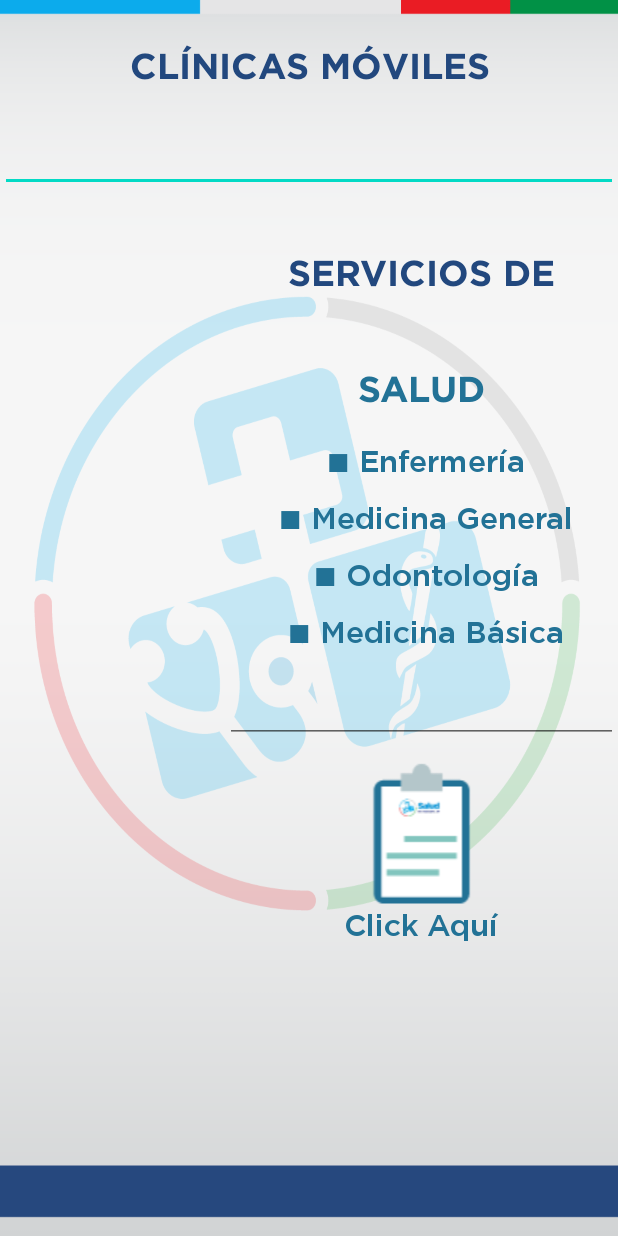
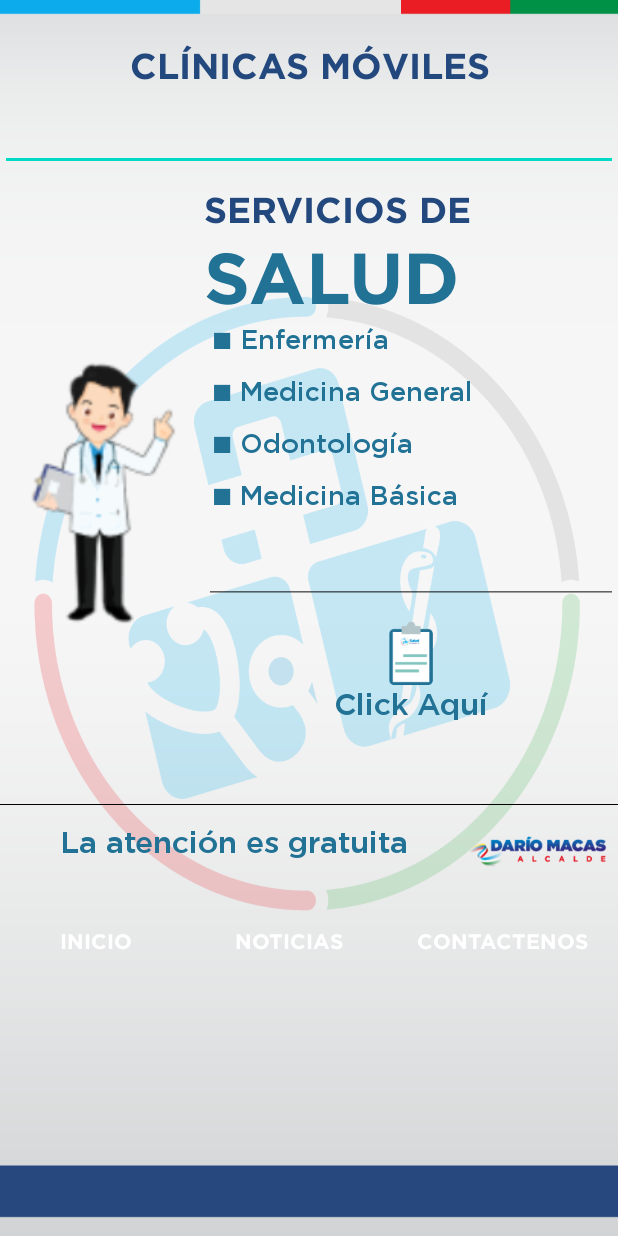
Before and after one commit to henvisi-1994/AppSaludMachala, an Android app: the ClinicasMoviles screen opened directly, with no data from a screen before it, on a phone screen of 412 x 824 dp. Run offline under Robolectric (Android 15) with nearby library versions, the phone set to English and light mode, and no system bars.

Commit message:
Arreglo de diseño clinicas móviles

```diff
--- a/app/src/main/res/layout/activity_clinicas_moviles.xml
+++ b/app/src/main/res/layout/activity_clinicas_moviles.xml
@@ -13,7 +13,7 @@
         android:layout_width="match_parent"
         android:layout_height="wrap_content"
         android:layout_marginTop="30sp"
-        android:layout_marginBottom="20sp"
+        android:layout_marginBottom="8sp"
         android:fontFamily="@font/gothambold"
         android:text="CLÍNICAS MÓVILES"
         android:textAlignment="center"
@@ -24,7 +24,7 @@
         android:id="@+id/editTextTextMultiLine4"
         android:layout_width="match_parent"
         android:layout_height="wrap_content"
-        android:layout_marginTop="10sp"
+        android:layout_marginTop="8sp"
         android:layout_marginBottom="10sp"
 
         android:editable="false"
@@ -42,31 +42,30 @@
 
     <LinearLayout
         android:layout_width="match_parent"
-        android:layout_height="match_parent"
+        android:layout_height="412dp"
         android:orientation="horizontal">
 
         <ImageView
             android:id="@+id/imageView16"
-            android:layout_width="93dp"
-            android:layout_height="257dp"
+            android:layout_width="141dp"
+            android:layout_height="412dp"
             android:layout_weight="1"
             app:srcCompat="@drawable/doctor" />
 
         <LinearLayout
-            android:layout_width="match_parent"
-            android:layout_height="match_parent"
-            android:layout_marginLeft="150sp"
+            android:layout_width="276dp"
+            android:layout_height="408dp"
             android:orientation="vertical">
 
             <TextView
                 android:id="@+id/textView20"
                 android:layout_width="match_parent"
                 android:layout_height="wrap_content"
-                android:layout_marginTop="30sp"
-                android:layout_marginBottom="20sp"
+                android:layout_marginTop="2sp"
+                android:layout_marginBottom="2sp"
                 android:fontFamily="@font/gothambold"
                 android:text="SERVICIOS DE"
-                android:textAlignment="center"
+                android:textAlignment="viewStart"
                 android:textColor="#22487E"
                 android:textSize="24sp" />
 
@@ -74,13 +73,13 @@
                 android:id="@+id/textView21"
                 android:layout_width="match_parent"
                 android:layout_height="wrap_content"
-                android:layout_marginTop="30sp"
-                android:layout_marginBottom="20sp"
+                android:layout_marginTop="2sp"
+                android:layout_marginBottom="2sp"
                 android:fontFamily="@font/gothambold"
                 android:text="SALUD"
-                android:textAlignment="center"
+                android:textAlignment="textStart"
                 android:textColor="#227296"
-                android:textSize="24sp" />
+                android:textSize="48sp" />
 
             <TextView
                 android:id="@+id/textView22"
@@ -89,9 +88,9 @@
                 android:layout_marginBottom="10sp"
                 android:fontFamily="@font/gothammedium"
                 android:text=" ■ Enfermería"
-                android:textAlignment="center"
+                android:textAlignment="viewStart"
                 android:textColor="#227296"
-                android:textSize="20sp" />
+                android:textSize="18sp" />
 
             <TextView
                 android:id="@+id/textView23"
@@ -100,9 +99,9 @@
                 android:layout_marginBottom="10sp"
                 android:fontFamily="@font/gothammedium"
                 android:text=" ■ Medicina General"
-                android:textAlignment="center"
+                android:textAlignment="viewStart"
                 android:textColor="#227296"
-                android:textSize="20sp" />
+                android:textSize="18sp" />
 
             <TextView
                 android:id="@+id/textView24"
@@ -111,9 +110,9 @@
                 android:layout_marginBottom="10sp"
                 android:fontFamily="@font/gothammedium"
                 android:text=" ■ Odontología"
-                android:textAlignment="center"
+                android:textAlignment="viewStart"
                 android:textColor="#227296"
-                android:textSize="20sp" />
+                android:textSize="18sp" />
 
             <TextView
                 android:id="@+id/textView25"
@@ -122,9 +121,9 @@
                 android:layout_marginBottom="10sp"
                 android:fontFamily="@font/gothammedium"
                 android:text=" ■ Medicina Básica"
-                android:textAlignment="center"
+                android:textAlignment="viewStart"
                 android:textColor="#227296"
-                android:textSize="20sp" />
+                android:textSize="18sp" />
 
             <EditText
                 android:id="@+id/editTextTextMultiLine5"
@@ -142,6 +141,8 @@
                 android:inputType="textMultiLine"
                 android:justificationMode="inter_word"
                 android:selectAllOnFocus="false"
+                android:singleLine="false"
+                android:soundEffectsEnabled="false"
                 android:textAlignment="center"
                 android:textColor="#227296"
                 tools:text="@string/descripcion_cm2" />
@@ -149,7 +150,7 @@
             <ImageView
                 android:id="@+id/imageView13"
                 android:layout_width="match_parent"
-                android:layout_height="wrap_content"
+                android:layout_height="45dp"
                 app:srcCompat="@drawable/iconoreceta" />
 
             <TextView
@@ -162,21 +163,27 @@
                 android:textAlignment="center"
                 android:textColor="#227296"
                 android:textSize="20sp" />
+
         </LinearLayout>
     </LinearLayout>
 
+    <View
+        android:layout_width="fill_parent"
+        android:layout_height="0.5dp"
+        android:background="@android:color/black" />
     <LinearLayout
         android:layout_width="match_parent"
-        android:layout_height="match_parent"
+        android:layout_height="53dp"
+        android:layout_marginTop="3sp"
         android:orientation="horizontal">
-
         <TextView
             android:id="@+id/textView28"
             android:layout_width="match_parent"
-            android:layout_height="wrap_content"
+            android:layout_height="match_parent"
             android:layout_marginBottom="10sp"
             android:layout_weight="1"
             android:fontFamily="@font/gothammedium"
+            android:gravity="center_vertical"
             android:text="La atención es gratuita"
             android:textAlignment="center"
             android:textColor="#227296"
@@ -188,5 +195,45 @@
             android:layout_height="wrap_content"
             android:layout_weight="1"
             app:srcCompat="@drawable/logodariomacas" />
+
     </LinearLayout>
+
+    <LinearLayout
+        android:layout_width="match_parent"
+        android:layout_height="match_parent"
+
+        android:layout_marginTop="10sp"
+        android:orientation="horizontal">
+
+        <Button
+            android:id="@+id/button"
+            android:layout_width="wrap_content"
+            android:layout_height="wrap_content"
+            android:layout_weight="1"
+            android:background="@android:color/transparent"
+            android:fontFamily="@font/gothambold"
+            android:text="INICIO"
+            android:textColor="@android:color/white" />
+
+        <Button
+            android:id="@+id/button2"
+            android:layout_width="wrap_content"
+            android:layout_height="wrap_content"
+            android:layout_weight="1"
+            android:background="@android:color/transparent"
+            android:fontFamily="@font/gothambold"
+            android:text="NOTICIAS"
+            android:textColor="@android:color/white" />
+
+        <Button
+            android:id="@+id/button3"
+            android:layout_width="wrap_content"
+            android:layout_height="wrap_content"
+            android:layout_weight="1"
+            android:background="@android:color/transparent"
+            android:fontFamily="@font/gothambold"
+            android:text="CONTACTENOS"
+            android:textColor="@android:color/white" />
+    </LinearLayout>
+
 </LinearLayout>
```
